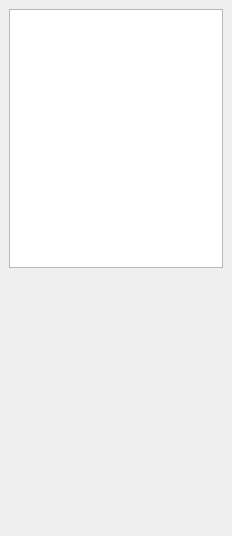
Riverscapes/QRiS, file src/ui/ript_dockwidget_base.ui: the form before one commit.
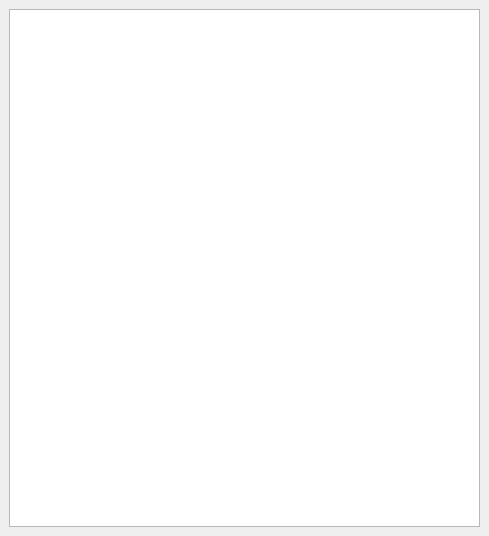
The form after the commit.

Commit message: 'Some basic GUI formatting'

The edit to the form file:
```diff
--- a/src/ui/ript_dockwidget_base.ui
+++ b/src/ui/ript_dockwidget_base.ui
@@ -6,7 +6,7 @@
    <rect>
     <x>0</x>
     <y>0</y>
-    <width>232</width>
+    <width>489</width>
     <height>536</height>
    </rect>
   </property>
@@ -22,19 +22,6 @@
       </property>
      </widget>
     </item>
-    <item row="1" column="0">
-     <spacer name="verticalSpacer">
-      <property name="orientation">
-       <enum>Qt::Vertical</enum>
-      </property>
-      <property name="sizeHint" stdset="0">
-       <size>
-        <width>20</width>
-        <height>40</height>
-       </size>
-      </property>
-     </spacer>
-    </item>
    </layout>
   </widget>
  </widget>
```
Left out of the diff: 2 changed lines with no effect on the pictures. The commit also changes 7 other files.
